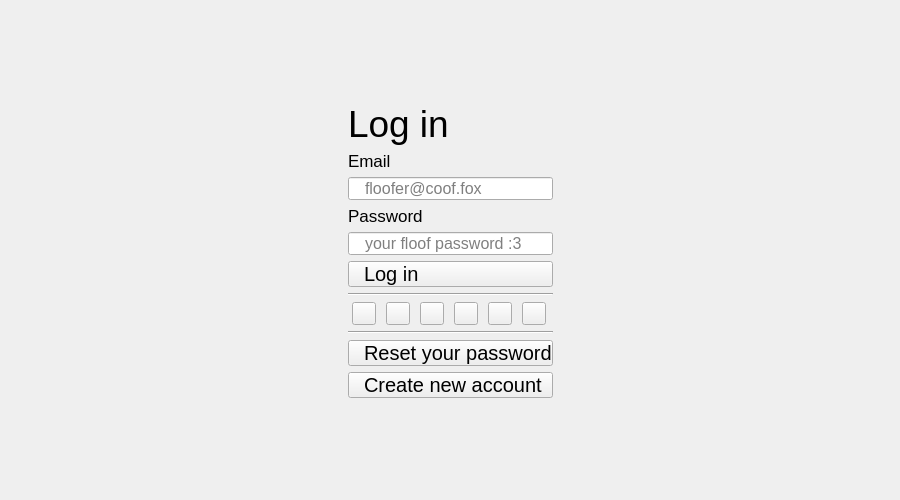
The window that src/FoxogramLogin.ui (foxocorp/foxogram-desktop) describes before a commit, drawn with Qt 5.
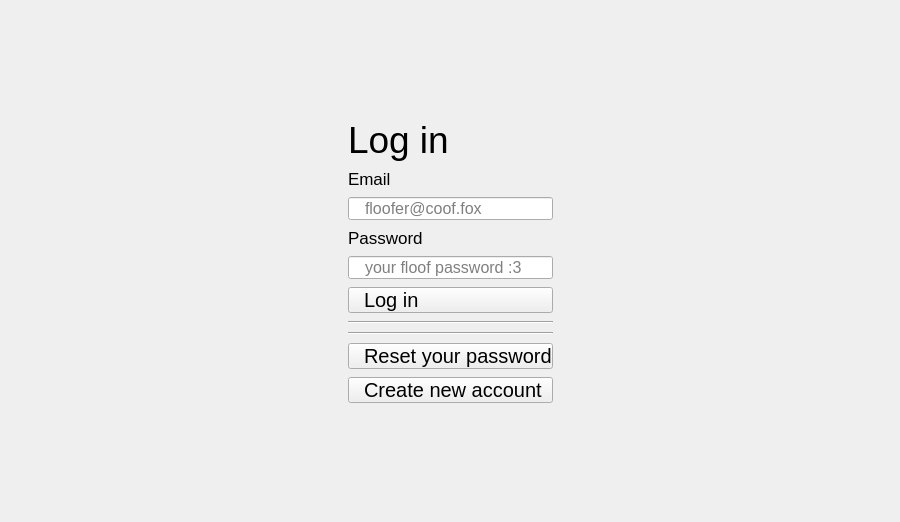
The same window after the commit.

Commit message: Add square(icon) buttons, layouts

Diff of the .ui file:
```diff
--- a/src/FoxogramLogin.ui
+++ b/src/FoxogramLogin.ui
@@ -7,7 +7,7 @@
     <x>0</x>
     <y>0</y>
     <width>900</width>
-    <height>500</height>
+    <height>522</height>
    </rect>
   </property>
   <property name="minimumSize">
@@ -22,7 +22,20 @@
   <property name="styleSheet">
    <string notr="true"/>
   </property>
-  <layout class="QGridLayout" name="gridLayout" rowstretch="277,526,277" columnstretch="775,370,775">
+  <layout class="QGridLayout" name="gridLayout" rowstretch="280,520,280" columnstretch="775,370,775">
+   <item row="0" column="1">
+    <spacer name="verticalSpacer_2">
+     <property name="orientation">
+      <enum>Qt::Orientation::Vertical</enum>
+     </property>
+     <property name="sizeHint" stdset="0">
+      <size>
+       <width>20</width>
+       <height>137</height>
+      </size>
+     </property>
+    </spacer>
+   </item>
    <item row="2" column="1">
     <spacer name="verticalSpacer">
      <property name="orientation">
@@ -36,8 +49,39 @@
      </property>
     </spacer>
    </item>
+   <item row="1" column="2">
+    <spacer name="horizontalSpacer_2">
+     <property name="orientation">
+      <enum>Qt::Orientation::Horizontal</enum>
+     </property>
+     <property name="sizeHint" stdset="0">
+      <size>
+       <width>287</width>
+       <height>20</height>
+      </size>
+     </property>
+    </spacer>
+   </item>
+   <item row="1" column="0">
+    <spacer name="horizontalSpacer">
+     <property name="orientation">
+      <enum>Qt::Orientation::Horizontal</enum>
+     </property>
+     <property name="sizeHint" stdset="0">
+      <size>
+       <width>287</width>
+       <height>20</height>
+      </size>
+     </property>
+    </spacer>
+   </item>
    <item row="1" column="1">
-    <layout class="QVBoxLayout" name="verticalLayout">
+    <layout class="QVBoxLayout" name="verticalLayout" stretch="296,30,45,30,88">
+     <property name="spacing">
+      <number>8</number>
+     </property>
+     <item>
+      <layout class="QVBoxLayout" name="verticalLayout_7" stretch="48,257,48">
      <item>
       <widget class="QLabel" name="loginLabel">
        <property name="sizePolicy">
@@ -69,6 +113,10 @@
       </widget>
      </item>
      <item>
+        <layout class="QVBoxLayout" name="verticalLayout_8">
+         <item>
+          <layout class="QVBoxLayout" name="verticalLayout_5">
+           <item>
       <widget class="QLabel" name="emailLabel">
        <property name="sizePolicy">
         <sizepolicy hsizetype="Preferred" vsizetype="Preferred">
@@ -113,6 +161,10 @@
        </property>
       </widget>
      </item>
+          </layout>
+         </item>
+         <item>
+          <layout class="QVBoxLayout" name="verticalLayout_6">
      <item>
       <widget class="QLabel" name="passwordLabel">
        <property name="sizePolicy">
@@ -156,6 +208,10 @@
        </property>
       </widget>
      </item>
+          </layout>
+         </item>
+        </layout>
+       </item>
      <item>
       <widget class="QPushButton" name="loginButton">
        <property name="sizePolicy">
@@ -179,6 +235,10 @@
        </property>
       </widget>
      </item>
+      </layout>
+     </item>
+     <item>
+      <layout class="QVBoxLayout" name="verticalLayout_3">
      <item>
       <widget class="Line" name="line">
        <property name="orientation">
@@ -186,55 +246,20 @@
        </property>
       </widget>
      </item>
+      </layout>
+     </item>
      <item>
       <layout class="QHBoxLayout" name="horizontalLayout">
+       <property name="spacing">
+        <number>20</number>
+       </property>
        <property name="sizeConstraint">
         <enum>QLayout::SizeConstraint::SetNoConstraint</enum>
        </property>
-       <item>
-        <widget class="QToolButton" name="toolButton_2">
-         <property name="text">
-          <string/>
-         </property>
-        </widget>
-       </item>
-       <item>
-        <widget class="QToolButton" name="toolButton_3">
-         <property name="text">
-          <string/>
-         </property>
-        </widget>
-       </item>
-       <item>
-        <widget class="QToolButton" name="toolButton_4">
-         <property name="text">
-          <string/>
-         </property>
-        </widget>
-       </item>
-       <item>
-        <widget class="QToolButton" name="toolButton_5">
-         <property name="text">
-          <string/>
-         </property>
-        </widget>
-       </item>
-       <item>
-        <widget class="QToolButton" name="toolButton">
-         <property name="text">
-          <string/>
-         </property>
-        </widget>
-       </item>
-       <item>
-        <widget class="QToolButton" name="toolButton_6">
-         <property name="text">
-          <string/>
-         </property>
-        </widget>
-       </item>
       </layout>
      </item>
+     <item>
+      <layout class="QVBoxLayout" name="verticalLayout_4">
      <item>
       <widget class="Line" name="line_2">
        <property name="orientation">
@@ -242,6 +267,10 @@
        </property>
       </widget>
      </item>
+      </layout>
+     </item>
+     <item>
+      <layout class="QVBoxLayout" name="verticalLayout_2">
      <item>
       <widget class="QPushButton" name="resetPasswordButton">
        <property name="sizePolicy">
@@ -290,44 +319,7 @@
      </item>
     </layout>
    </item>
-   <item row="0" column="1">
-    <spacer name="verticalSpacer_2">
-     <property name="orientation">
-      <enum>Qt::Orientation::Vertical</enum>
-     </property>
-     <property name="sizeHint" stdset="0">
-      <size>
-       <width>20</width>
-       <height>137</height>
-      </size>
-     </property>
-    </spacer>
-   </item>
-   <item row="1" column="0">
-    <spacer name="horizontalSpacer">
-     <property name="orientation">
-      <enum>Qt::Orientation::Horizontal</enum>
-     </property>
-     <property name="sizeHint" stdset="0">
-      <size>
-       <width>287</width>
-       <height>20</height>
-      </size>
-     </property>
-    </spacer>
-   </item>
-   <item row="1" column="2">
-    <spacer name="horizontalSpacer_2">
-     <property name="orientation">
-      <enum>Qt::Orientation::Horizontal</enum>
-     </property>
-     <property name="sizeHint" stdset="0">
-      <size>
-       <width>287</width>
-       <height>20</height>
-      </size>
-     </property>
-    </spacer>
+    </layout>
    </item>
   </layout>
  </widget>
```
Lines whose indentation alone changed are shown as unchanged. The commit also changes 9 other files.
